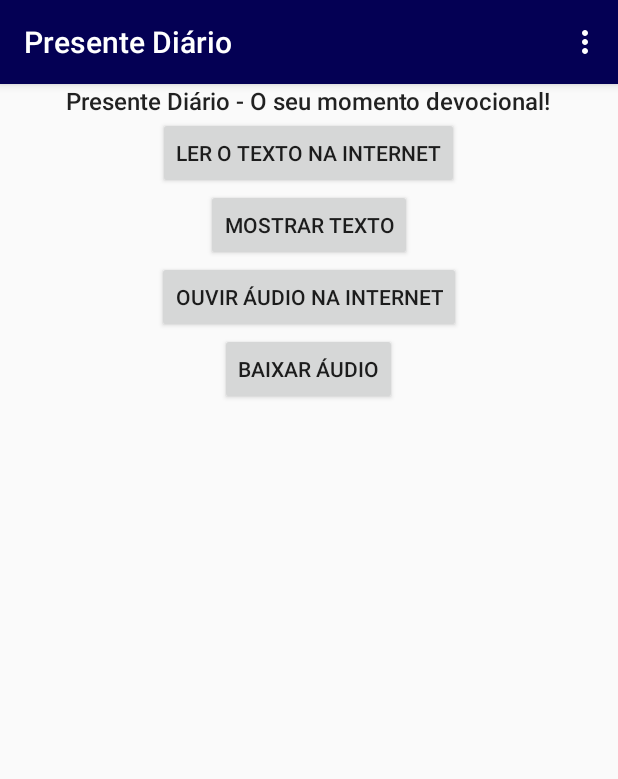
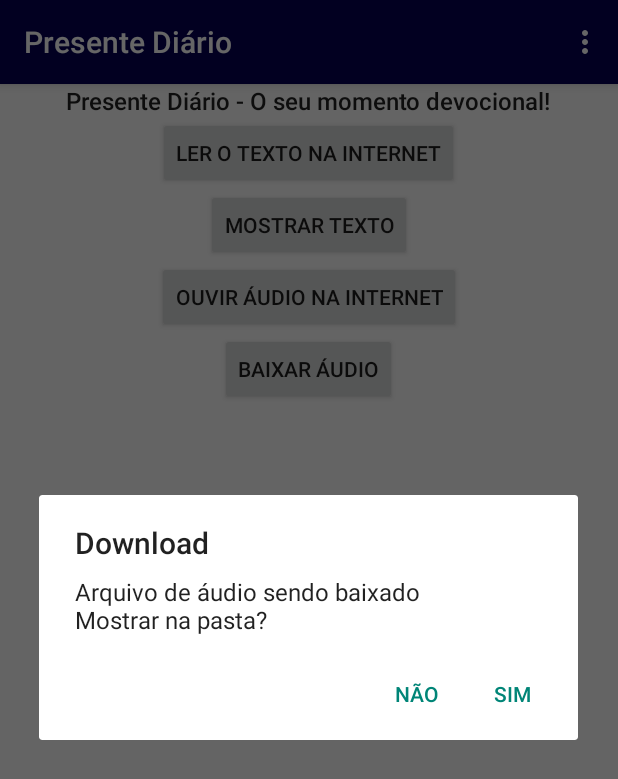
Before and after one commit to lucascomputacao/presenteDiario, an Android app: the screen it shows after launch (MainActivity), after a tap on "BAIXAR ÁUDIO", on a phone screen of 412 x 824 dp. Shown: the top 779 px of the screen. Run offline under Robolectric (Android 15) with nearby library versions, the phone set to English and light mode, and no system bars.

Commit message:
Adicionando abertura de diretório para visualização do arquivo de áudio que foi baixado

```diff
--- a/app/src/main/AndroidManifest.xml
+++ b/app/src/main/AndroidManifest.xml
@@ -4,8 +4,9 @@
 
     <uses-sdk android:minSdkVersion="8" android:targetSdkVersion="22" />
 
-    <!-- Permission to save file in external storage -->
+    <!-- Permission to save and read file in external storage -->
     <uses-permission android:name="android.permission.WRITE_EXTERNAL_STORAGE"/>
+    <uses-permission android:name="android.permission.READ_EXTERNAL_STORAGE" />
     <!-- Permission to use the internet -->
     <uses-permission android:name="android.permission.INTERNET"/>
 
--- a/app/src/main/java/com/lucasborgesdev/presentediario/MainActivity.java
+++ b/app/src/main/java/com/lucasborgesdev/presentediario/MainActivity.java
@@ -1,6 +1,7 @@
 package com.lucasborgesdev.presentediario;
 
 import android.app.AlertDialog;
+import android.app.Dialog;
 import android.app.DownloadManager;
 import android.content.Context;
 import android.content.DialogInterface;
@@ -8,14 +9,13 @@
 import android.net.Uri;
 import android.os.Bundle;
 import android.os.Environment;
+import android.os.Handler;
 import android.support.v7.app.AppCompatActivity;
 import android.view.Menu;
 import android.view.MenuItem;
 import android.view.View;
 import android.webkit.MimeTypeMap;
 import android.webkit.URLUtil;
-import android.webkit.WebView;
-import android.webkit.WebViewClient;
 import android.widget.Button;
 
 import java.text.SimpleDateFormat;
@@ -34,7 +34,7 @@
         SimpleDateFormat sdfNoTrace = new SimpleDateFormat("ddMMyyyy");
         Calendar cal = Calendar.getInstance();
         Date now = cal.getTime(); // set the current datetime in a Date-object
-        String dateFormatTraces = sdf.format(now); // contains dd-MM-yyyy (e.g. 15-03-2015 for March 15, 2015)
+        final String dateFormatTraces = sdf.format(now); // contains dd-MM-yyyy (e.g. 15-03-2015 for March 15, 2015)
         String dateFormatNoTraces = sdfNoTrace.format(now); // contains dd-MM-yyyy (e.g. 15-03-2015 for March 15, 2015)
 
 
@@ -84,11 +84,13 @@
         buttonDownload.setOnClickListener(new View.OnClickListener() {
             @Override
             public void onClick(View v) {
+                // Download do arquivo de Áudio
                 String nameOfFile = URLUtil.guessFileName(url_audio_redirect, null,
                         MimeTypeMap.getFileExtensionFromUrl(url_audio_redirect));
                 DownloadManager.Request request = new DownloadManager.Request(Uri.parse(url_audio_redirect));
                 request.setTitle(title_download_audio);
-                request.setDescription("Arquivo sendo baixado...");
+                String description = "Áudio Presente Diário " + dateFormatTraces;
+                request.setDescription(description);
                 // use a linha abaixo se quiser limitar o download por wifi / tem opção de dados tbm
                 //request.setAllowedNetworkTypes(DownloadManager.Request.NETWORK_WIFI);
                 request.allowScanningByMediaScanner();
@@ -97,11 +99,35 @@
 
                 DownloadManager manager = (DownloadManager) getSystemService(Context.DOWNLOAD_SERVICE);
                 manager.enqueue(request);
+
+                // Dialog Abrir diretório
+                final AlertDialog.Builder dialog_download = new AlertDialog.Builder(MainActivity.this);
+                dialog_download.setTitle("Download");
+                dialog_download.setMessage("Arquivo de áudio sendo baixado"
+                        + "\n"
+                        + "Mostrar na pasta?");
+                dialog_download.setCancelable(true);
+                dialog_download.setPositiveButton("SIM", new DialogInterface.OnClickListener() {
+                    @Override
+                    public void onClick(DialogInterface dialog, int which) {
+                        // Ação positiva
+                        Intent intent = new Intent(Intent.ACTION_GET_CONTENT);
+                        Uri uri = Uri.parse(Environment.DIRECTORY_DOWNLOADS);
+                        intent.setDataAndType(uri, "text/csv");
+                        startActivity(Intent.createChooser(intent, "Open folder"));
+                    }
+                });
+                dialog_download.setNegativeButton("NÃO", new DialogInterface.OnClickListener() {
+                    @Override
+                    public void onClick(DialogInterface dialog, int which) {
+                        // Ação negativa
+                    }
+                });
+                dialog_download.show();
             }
         });
 
         // WebActivity
-        // lucas
         final Context context = this;
 
         Button button_webactivity = (Button) findViewById(R.id.buttonUrl);
@@ -129,10 +155,6 @@
         // as you specify a parent activity in AndroidManifest.xml.
         int id = item.getItemId();
 
-        //noinspection SimplifiableIfStatement
-        // if (id == R.id.action_settings) {
-        //   return true;
-        //}
         //noinspection SimplifiableIfStatement
         if (id == R.id.action_about) {
             final String url_site = "http://www.transmundial.org.br/";
```
Also changed, not shown: 1 other file.
